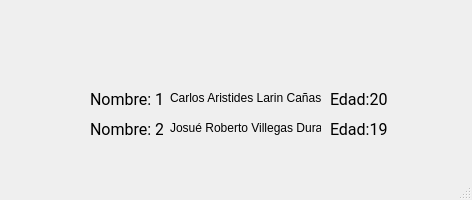
Old version of the form Ejercicio1.ui in the repository Carlos-Larin/computo2Progra.
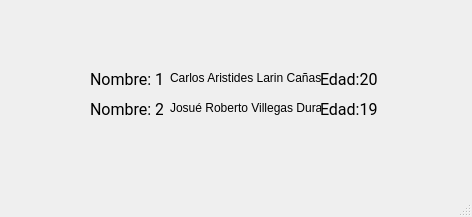
New version of the form.

```diff
--- a/Ejercicio1.ui
+++ b/Ejercicio1.ui
@@ -7,7 +7,7 @@
     <x>0</x>
     <y>0</y>
     <width>472</width>
-    <height>200</height>
+    <height>217</height>
    </rect>
   </property>
   <property name="windowTitle">
@@ -21,7 +21,7 @@
     <property name="geometry">
      <rect>
       <x>90</x>
-      <y>120</y>
+      <y>100</y>
       <width>73</width>
       <height>19</height>
      </rect>
@@ -43,7 +43,7 @@
     <property name="geometry">
      <rect>
       <x>170</x>
-      <y>120</y>
+      <y>100</y>
       <width>151</width>
       <height>16</height>
      </rect>
@@ -58,8 +58,8 @@
     </property>
     <property name="geometry">
      <rect>
-      <x>330</x>
-      <y>90</y>
+      <x>320</x>
+      <y>70</y>
       <width>73</width>
       <height>19</height>
      </rect>
@@ -83,8 +83,8 @@
     </property>
     <property name="geometry">
      <rect>
-      <x>330</x>
-      <y>120</y>
+      <x>320</x>
+      <y>100</y>
       <width>73</width>
       <height>19</height>
      </rect>
@@ -109,7 +109,7 @@
     <property name="geometry">
      <rect>
       <x>90</x>
-      <y>90</y>
+      <y>70</y>
       <width>73</width>
       <height>19</height>
      </rect>
@@ -131,7 +131,7 @@
     <property name="geometry">
      <rect>
       <x>170</x>
-      <y>90</y>
+      <y>70</y>
       <width>151</width>
       <height>16</height>
      </rect>
```
